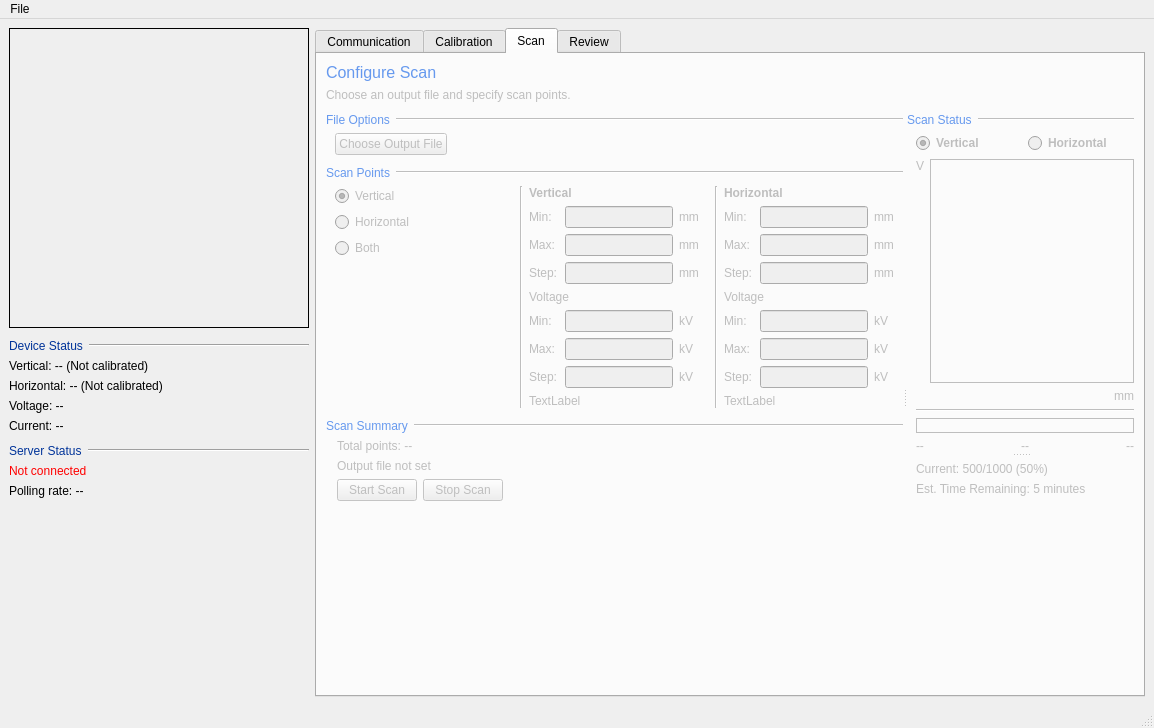
Above: designer/MainWindow_v2.ui from DanielWinklehner/emittance-scanner-daq before the change. Below: the same form after it.
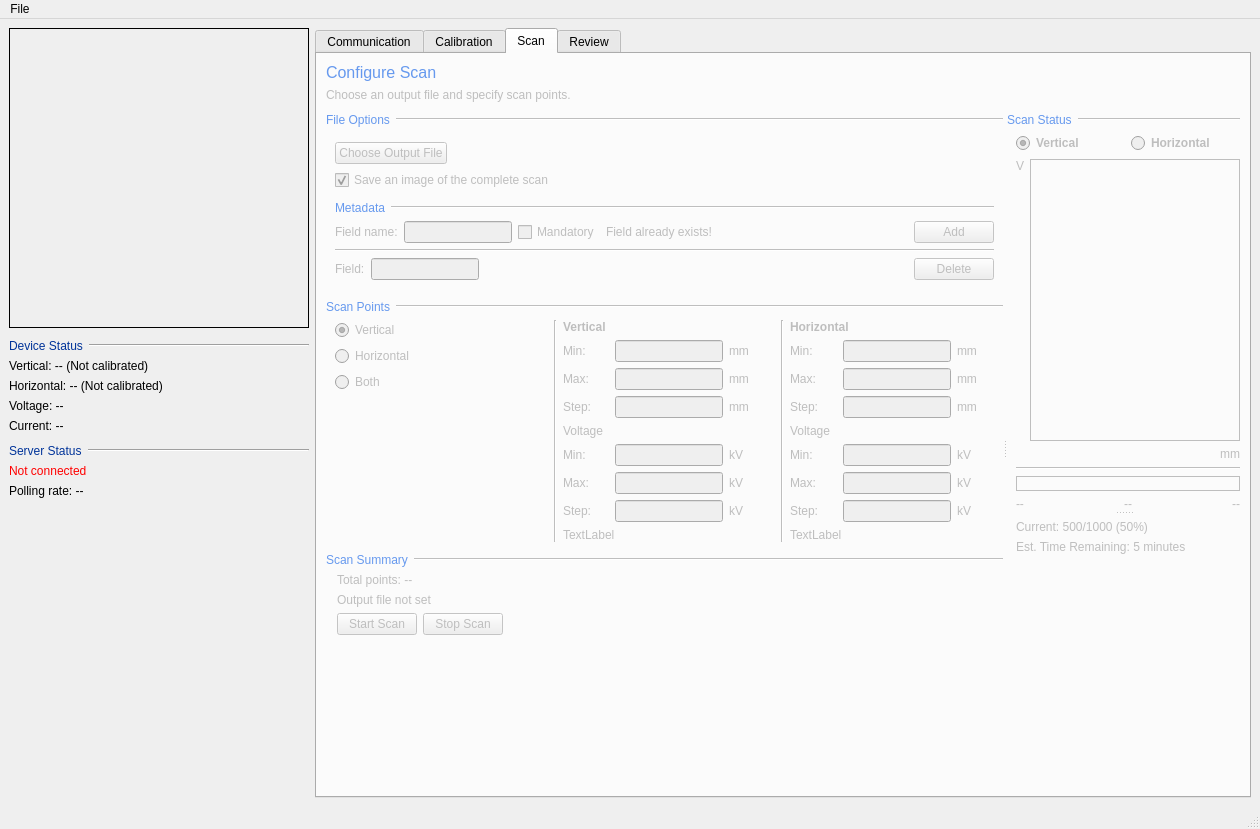
That is the form after the change. The open tabs and pages were chosen to show the change. Icons and pictures are not drawn.

Commit message: added user-specified metadata fields on the scan page

What changed in the file:
```diff
--- a/designer/MainWindow_v2.ui
+++ b/designer/MainWindow_v2.ui
@@ -9,8 +9,8 @@
    <rect>
     <x>0</x>
     <y>0</y>
-    <width>1154</width>
-    <height>728</height>
+    <width>1260</width>
+    <height>829</height>
    </rect>
   </property>
   <property name="font">
@@ -1790,7 +1790,7 @@
           <property name="childrenCollapsible">
            <bool>false</bool>
           </property>
-          <widget class="QWidget" name="">
+          <widget class="QWidget" name="layoutWidget">
            <layout class="QVBoxLayout" name="verticalLayout_8" stretch="0,0,0,0,0,0,0">
             <property name="sizeConstraint">
              <enum>QLayout::SetDefaultConstraint</enum>
@@ -1844,15 +1844,6 @@
                <enum>QFrame::Raised</enum>
               </property>
               <layout class="QVBoxLayout" name="verticalLayout_18">
-               <property name="topMargin">
-                <number>0</number>
-               </property>
-               <property name="rightMargin">
-                <number>0</number>
-               </property>
-               <property name="bottomMargin">
-                <number>0</number>
-               </property>
                <item>
                 <layout class="QHBoxLayout" name="horizontalLayout_4">
                  <item>
@@ -1885,6 +1876,168 @@
                  </item>
                 </layout>
                </item>
+               <item>
+                <widget class="QCheckBox" name="chkSaveImage">
+                 <property name="text">
+                  <string>Save an image of the complete scan</string>
+                 </property>
+                 <property name="checked">
+                  <bool>true</bool>
+                 </property>
+                </widget>
+               </item>
+               <item>
+                <layout class="QHBoxLayout" name="horizontalLayout_34">
+                 <property name="topMargin">
+                  <number>5</number>
+                 </property>
+                 <item>
+                  <widget class="QLabel" name="label_77">
+                   <property name="sizePolicy">
+                    <sizepolicy hsizetype="Maximum" vsizetype="Preferred">
+                     <horstretch>0</horstretch>
+                     <verstretch>0</verstretch>
+                    </sizepolicy>
+                   </property>
+                   <property name="font">
+                    <font>
+                     <pointsize>9</pointsize>
+                    </font>
+                   </property>
+                   <property name="styleSheet">
+                    <string notr="true">::enabled {
+color:#003399
+}
+::!enabled {
+color: #6699EE;
+}</string>
+                   </property>
+                   <property name="text">
+                    <string>Metadata</string>
+                   </property>
+                  </widget>
+                 </item>
+                 <item>
+                  <widget class="Line" name="line_26">
+                   <property name="orientation">
+                    <enum>Qt::Horizontal</enum>
+                   </property>
+                  </widget>
+                 </item>
+                </layout>
+               </item>
+               <item>
+                <layout class="QHBoxLayout" name="horizontalLayout_6">
+                 <item>
+                  <widget class="QLabel" name="label_78">
+                   <property name="text">
+                    <string>Field name:</string>
+                   </property>
+                  </widget>
+                 </item>
+                 <item>
+                  <widget class="QLineEdit" name="txtFieldName">
+                   <property name="sizePolicy">
+                    <sizepolicy hsizetype="Minimum" vsizetype="Fixed">
+                     <horstretch>0</horstretch>
+                     <verstretch>0</verstretch>
+                    </sizepolicy>
+                   </property>
+                  </widget>
+                 </item>
+                 <item>
+                  <widget class="QCheckBox" name="chkFieldMandatory">
+                   <property name="text">
+                    <string>Mandatory</string>
+                   </property>
+                  </widget>
+                 </item>
+                 <item>
+                  <widget class="QLabel" name="lblMetadataError">
+                   <property name="text">
+                    <string>Field already exists!</string>
+                   </property>
+                  </widget>
+                 </item>
+                 <item>
+                  <spacer name="horizontalSpacer_6">
+                   <property name="orientation">
+                    <enum>Qt::Horizontal</enum>
+                   </property>
+                   <property name="sizeHint" stdset="0">
+                    <size>
+                     <width>40</width>
+                     <height>20</height>
+                    </size>
+                   </property>
+                  </spacer>
+                 </item>
+                 <item>
+                  <widget class="QPushButton" name="btnAddField">
+                   <property name="text">
+                    <string>Add</string>
+                   </property>
+                  </widget>
+                 </item>
+                </layout>
+               </item>
+               <item>
+                <widget class="Line" name="line_5">
+                 <property name="orientation">
+                  <enum>Qt::Horizontal</enum>
+                 </property>
+                </widget>
+               </item>
+               <item>
+                <layout class="QGridLayout" name="layoutMetadata">
+                 <item row="0" column="1">
+                  <widget class="QLineEdit" name="lineEdit_2">
+                   <property name="sizePolicy">
+                    <sizepolicy hsizetype="Maximum" vsizetype="Fixed">
+                     <horstretch>0</horstretch>
+                     <verstretch>0</verstretch>
+                    </sizepolicy>
+                   </property>
+                  </widget>
+                 </item>
+                 <item row="0" column="2">
+                  <spacer name="horizontalSpacer_15">
+                   <property name="orientation">
+                    <enum>Qt::Horizontal</enum>
+                   </property>
+                   <property name="sizeType">
+                    <enum>QSizePolicy::MinimumExpanding</enum>
+                   </property>
+                   <property name="sizeHint" stdset="0">
+                    <size>
+                     <width>40</width>
+                     <height>20</height>
+                    </size>
+                   </property>
+                  </spacer>
+                 </item>
+                 <item row="0" column="3">
+                  <widget class="QPushButton" name="pushButton_5">
+                   <property name="text">
+                    <string>Delete</string>
+                   </property>
+                  </widget>
+                 </item>
+                 <item row="0" column="0">
+                  <widget class="QLabel" name="label_79">
+                   <property name="sizePolicy">
+                    <sizepolicy hsizetype="Minimum" vsizetype="Preferred">
+                     <horstretch>0</horstretch>
+                     <verstretch>0</verstretch>
+                    </sizepolicy>
+                   </property>
+                   <property name="text">
+                    <string>Field:</string>
+                   </property>
+                  </widget>
+                 </item>
+                </layout>
+               </item>
               </layout>
              </widget>
             </item>
@@ -2835,7 +2988,7 @@
             </item>
            </layout>
           </widget>
-          <widget class="QWidget" name="">
+          <widget class="QWidget" name="layoutWidget">
            <layout class="QVBoxLayout" name="verticalLayout_16">
             <item>
              <layout class="QHBoxLayout" name="horizontalLayout_31">
@@ -3602,7 +3755,7 @@
     <rect>
      <x>0</x>
      <y>0</y>
-     <width>1154</width>
+     <width>1260</width>
      <height>26</height>
     </rect>
    </property>
```
Left out of the diff: 4 changed lines with no effect on the pictures. The commit also changes 3 other files.
